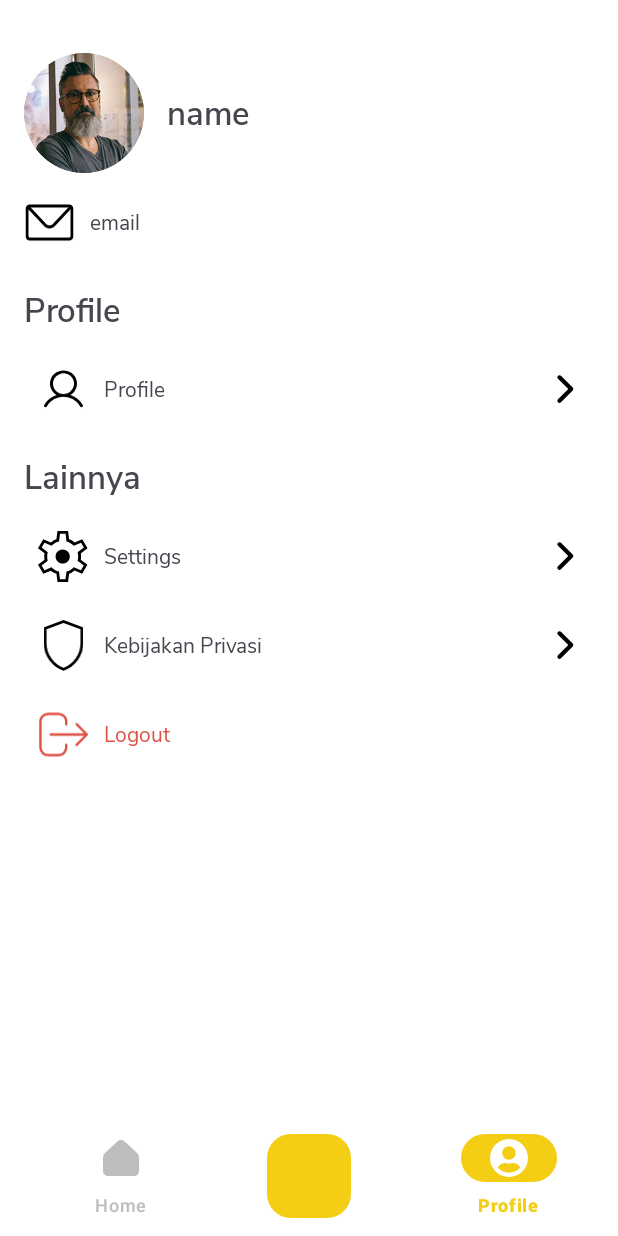
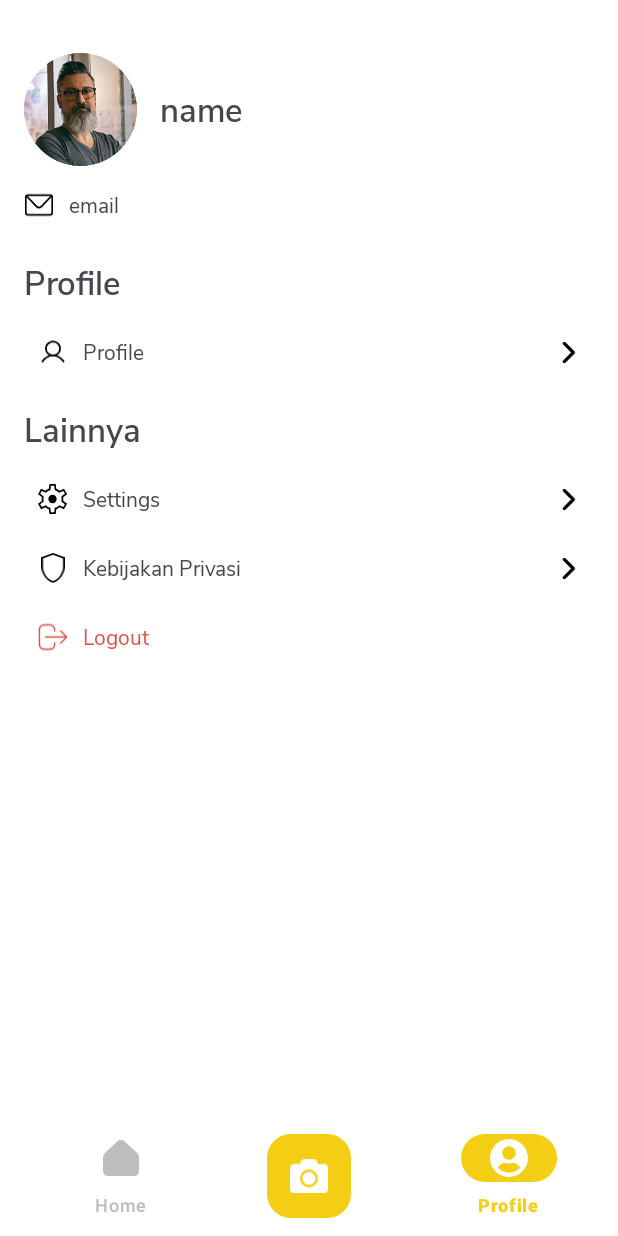
Before and after one commit to DifaApp/MD-Difa-App, an Android app: the ProfileFragment screen opened through its navigation route, on a phone screen of 412 x 824 dp. Run offline under Robolectric (Android 15) with nearby library versions, the phone set to English and light mode, and no system bars; our stand-ins replace navigation-ui.

Commit message:
Minor: Changing FAB in activity main, update size of icon in profil, add photo to FAB

```diff
--- /dev/null
+++ b/app/src/main/res/drawable/ic_photo.xml
@@ -0,0 +1,9 @@
+<vector xmlns:android="http://schemas.android.com/apk/res/android"
+    android:width="17dp"
+    android:height="15dp"
+    android:viewportWidth="17"
+    android:viewportHeight="15">
+  <path
+      android:pathData="M17,3.75V13.393C17,14.28 16.286,15 15.406,15H1.594C0.714,15 0,14.28 0,13.393V3.75C0,2.863 0.714,2.143 1.594,2.143H4.516L4.924,1.041C5.156,0.415 5.751,0 6.415,0H10.582C11.246,0 11.84,0.415 12.073,1.041L12.484,2.143H15.406C16.286,2.143 17,2.863 17,3.75ZM12.484,8.571C12.484,6.355 10.698,4.554 8.5,4.554C6.302,4.554 4.516,6.355 4.516,8.571C4.516,10.788 6.302,12.589 8.5,12.589C10.698,12.589 12.484,10.788 12.484,8.571ZM11.422,8.571C11.422,10.195 10.11,11.518 8.5,11.518C6.89,11.518 5.578,10.195 5.578,8.571C5.578,6.948 6.89,5.625 8.5,5.625C10.11,5.625 11.422,6.948 11.422,8.571Z"
+      android:fillColor="#ffffff"/>
+</vector>
--- a/app/src/main/res/layout/activity_main.xml
+++ b/app/src/main/res/layout/activity_main.xml
@@ -49,7 +49,9 @@
         android:layout_width="wrap_content"
         android:layout_height="wrap_content"
         app:backgroundTint="@color/yellow_500"
-        app:maxImageSize="35dp"
+        app:maxImageSize="25dp"
+        app:tint="@color/white"
+        android:src="@drawable/ic_photo"
         app:layout_anchor="@id/bottom_app_bar" />
 
 
--- a/app/src/main/res/layout/fragment_profile.xml
+++ b/app/src/main/res/layout/fragment_profile.xml
@@ -8,8 +8,8 @@
 
     <com.google.android.material.imageview.ShapeableImageView
         android:id="@+id/iv_image_profile"
-        android:layout_width="80dp"
-        android:layout_height="80dp"
+        android:layout_width="75dp"
+        android:layout_height="75dp"
         android:src="@drawable/avatar_dummy"
         app:layout_constraintStart_toStartOf="parent"
         app:layout_constraintTop_toTopOf="parent"
@@ -41,8 +41,8 @@
         app:layout_constraintTop_toBottomOf="@+id/iv_image_profile">
 
         <ImageView
-            android:layout_width="34dp"
-            android:layout_height="34dp"
+            android:layout_width="20dp"
+            android:layout_height="20dp"
             android:contentDescription=""
             android:src="@drawable/ic_email" />
 
@@ -81,8 +81,8 @@
         app:layout_constraintTop_toBottomOf="@+id/tv_label_sec_profile">
 
         <ImageView
-            android:layout_width="34dp"
-            android:layout_height="34dp"
+            android:layout_width="20dp"
+            android:layout_height="20dp"
             android:contentDescription=""
             android:src="@drawable/ic_user" />
 
@@ -97,8 +97,8 @@
             android:layout_gravity="center" />
 
         <ImageView
-            android:layout_width="20dp"
-            android:layout_height="20dp"
+            android:layout_width="15dp"
+            android:layout_height="15dp"
             android:contentDescription=""
             android:layout_gravity="center"
             android:src="@drawable/ic_right_arrow" />
@@ -129,8 +129,8 @@
         app:layout_constraintTop_toBottomOf="@+id/tv_label_sec_another">
 
         <ImageView
-            android:layout_width="34dp"
-            android:layout_height="34dp"
+            android:layout_width="20dp"
+            android:layout_height="20dp"
             android:contentDescription=""
             android:src="@drawable/ic_settings" />
 
@@ -144,8 +144,8 @@
             android:layout_gravity="center" />
 
         <ImageView
-            android:layout_width="20dp"
-            android:layout_height="20dp"
+            android:layout_width="15dp"
+            android:layout_height="15dp"
             android:contentDescription=""
             android:layout_gravity="center"
             android:src="@drawable/ic_right_arrow" />
@@ -164,8 +164,8 @@
         app:layout_constraintTop_toBottomOf="@+id/linear_root_settings">
 
         <ImageView
-            android:layout_width="34dp"
-            android:layout_height="34dp"
+            android:layout_width="20dp"
+            android:layout_height="20dp"
             android:contentDescription=""
             android:src="@drawable/ic_privacy" />
 
@@ -179,8 +179,8 @@
             android:layout_gravity="center" />
 
         <ImageView
-            android:layout_width="20dp"
-            android:layout_height="20dp"
+            android:layout_width="15dp"
+            android:layout_height="15dp"
             android:contentDescription=""
             android:layout_gravity="center"
             android:src="@drawable/ic_right_arrow" />
@@ -199,8 +199,8 @@
         app:layout_constraintTop_toBottomOf="@+id/linear_root_privacy">
 
         <ImageView
-            android:layout_width="34dp"
-            android:layout_height="34dp"
+            android:layout_width="20dp"
+            android:layout_height="20dp"
             android:contentDescription=""
             android:src="@drawable/ic_logout" />
 
```
Also changed, not shown: app/src/main/res/drawable/image_photo.png (added).
